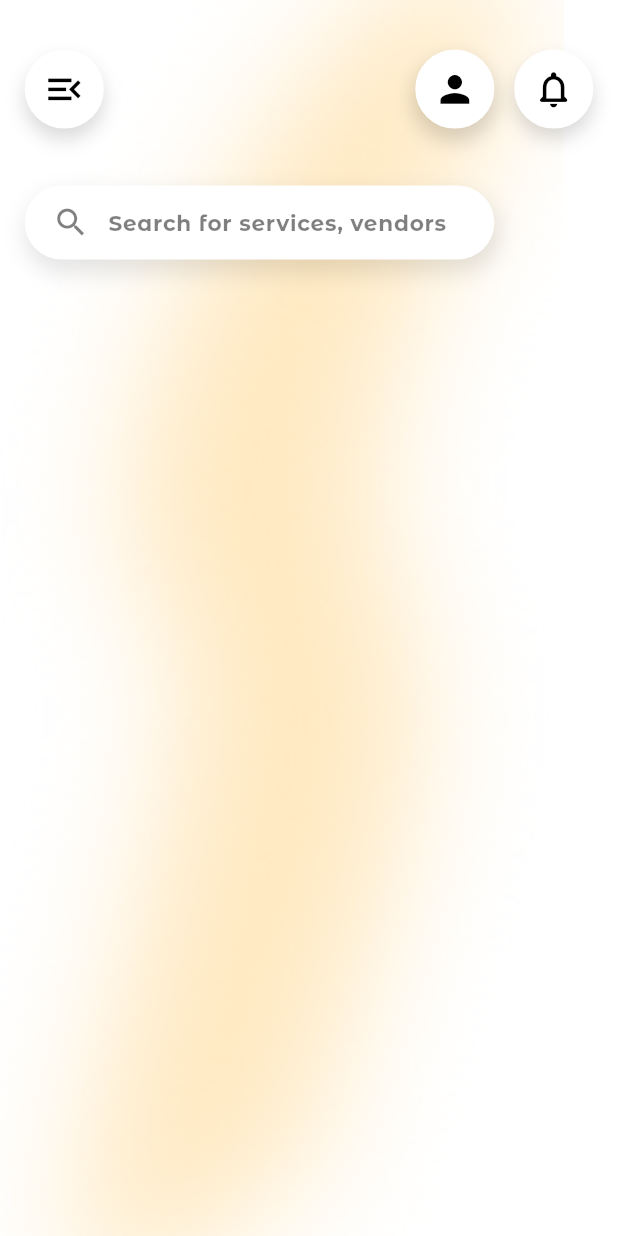
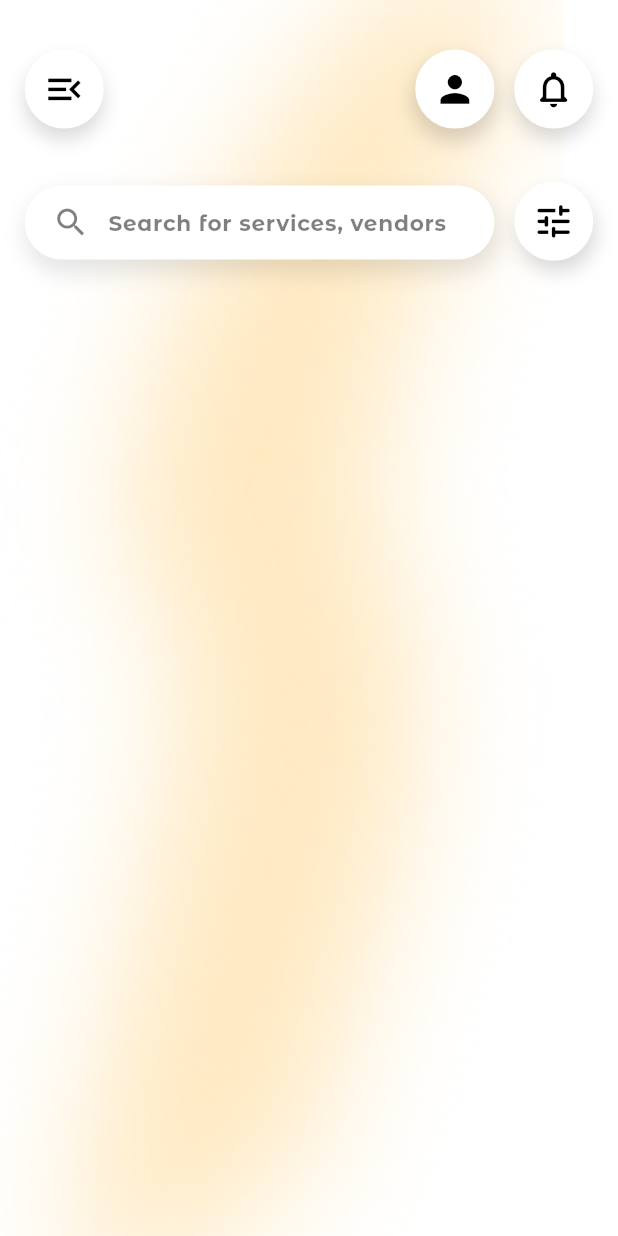
Before and after one commit to Alvin11David/Events-Uganda, a Flutter app: the screen it shows after launch, on a phone screen of 412 x 824 dp. Run offline on Flutter 3.47's test engine with Material 3 defaults, Android fonts, the phone set to English and light mode, and no system bars; our stand-ins replace firebase_auth, firebase_core, google_sign_in; accounts and stored records are empty.

Commit message:
Added a the tune icon

```diff
--- a/events_uganda/lib/Users/Customers/Customer_Home_Screen.dart
+++ b/events_uganda/lib/Users/Customers/Customer_Home_Screen.dart
@@ -135,6 +135,33 @@ class _CustomerHomeScreenState extends State<CustomerHomeScreen>
               ),
             ),
             Positioned(
+              top: screenHeight * 0.147,
+              right: screenWidth * 0.04,
+              child: Container(
+                width: screenWidth * 0.128,
+                height: screenWidth * 0.128,
+                decoration: BoxDecoration(
+                  color: Colors.white,
+                  shape: BoxShape.circle,
+                  border: Border.all(color: Colors.white, width: 3),
+                  boxShadow: [
+                    BoxShadow(
+                      color: Colors.black.withOpacity(0.15),
+                      blurRadius: 10,
+                      offset: const Offset(2, 7),
+                    ),
+                  ],
+                ),
+                child: Center(
+                  child: Icon(
+                    Icons.tune_rounded,
+                    color: Colors.black,
+                    size: screenWidth * 0.07,
+                  ),
+                ),
+              ),
+            ),
+            Positioned(
               top: screenHeight * 0.15,
               left: screenWidth * 0.04,
               right: screenWidth * 0.2,
```
